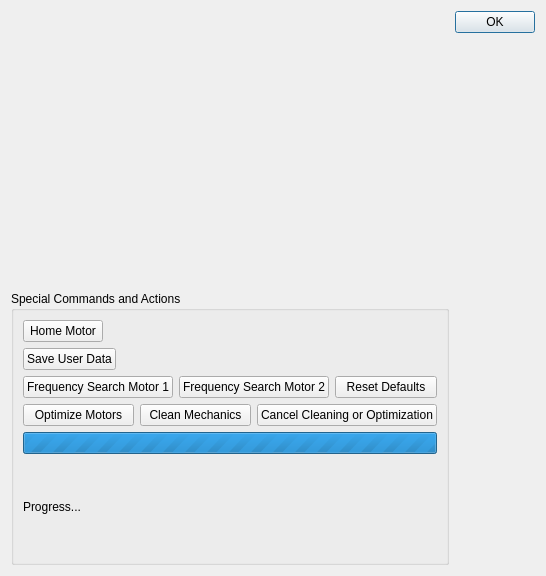
The window that ThorlabsElliptec/dialogThorlabsElliptec.ui (itom-project/plugins) describes before a commit, drawn with Qt 5.
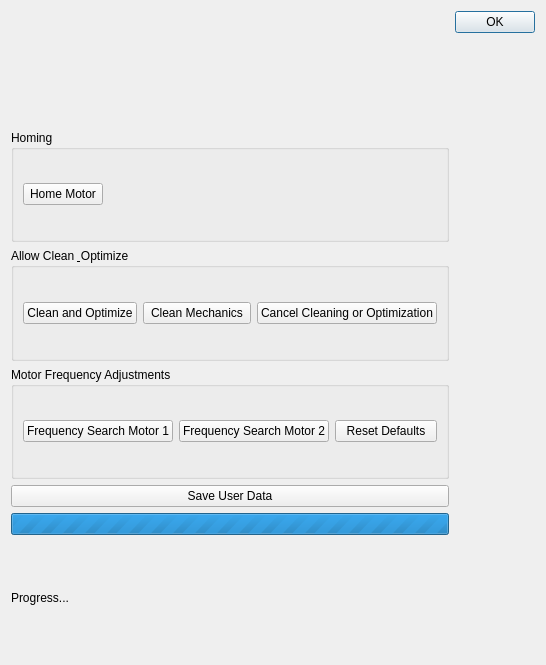
The same window after the commit. Custom widgets are drawn as their Qt base class.

The edit to the form file:
```diff
--- a/ThorlabsElliptec/dialogThorlabsElliptec.ui
+++ b/ThorlabsElliptec/dialogThorlabsElliptec.ui
@@ -7,7 +7,7 @@
     <x>0</x>
     <y>0</y>
     <width>546</width>
-    <height>576</height>
+    <height>665</height>
    </rect>
   </property>
   <property name="windowTitle">
@@ -19,6 +19,77 @@
      <item>
       <widget class="ParamEditorWidget" name="paramEditor"/>
      </item>
+     <item>
+      <widget class="QGroupBox" name="groupBox_2">
+       <property name="title">
+        <string>Homing</string>
+       </property>
+       <layout class="QHBoxLayout" name="horizontalLayout_7">
+        <item>
+         <widget class="QPushButton" name="cmdHome">
+          <property name="toolTip">
+           <string>Move the stage to the 0-position</string>
+          </property>
+          <property name="text">
+           <string>Home Motor</string>
+          </property>
+         </widget>
+        </item>
+        <item>
+         <spacer name="horizontalSpacer_2">
+          <property name="orientation">
+           <enum>Qt::Horizontal</enum>
+          </property>
+          <property name="sizeHint" stdset="0">
+           <size>
+            <width>40</width>
+            <height>20</height>
+           </size>
+          </property>
+         </spacer>
+        </item>
+       </layout>
+      </widget>
+     </item>
+     <item>
+      <widget class="QGroupBox" name="groupBox">
+       <property name="title">
+        <string>Allow Clean &amp; Optimize</string>
+       </property>
+       <layout class="QHBoxLayout" name="horizontalLayout_6">
+        <item>
+         <widget class="QPushButton" name="cmdOptimizeMotors">
+          <property name="toolTip">
+           <string>Optimizes the motor parameters. Caution: this might take several minutes</string>
+          </property>
+          <property name="text">
+           <string>Clean and Optimize</string>
+          </property>
+         </widget>
+        </item>
+        <item>
+         <widget class="QPushButton" name="cmdCleanMechanics">
+          <property name="toolTip">
+           <string>cleans the mechanics. Caution: this might take several minutes</string>
+          </property>
+          <property name="text">
+           <string>Clean Mechanics</string>
+          </property>
+         </widget>
+        </item>
+        <item>
+         <widget class="QPushButton" name="cmdCancelCleaning">
+          <property name="toolTip">
+           <string>cleans the mechanics. Caution: this might take several minutes</string>
+          </property>
+          <property name="text">
+           <string>Cancel Cleaning or Optimization</string>
+          </property>
+         </widget>
+        </item>
+       </layout>
+      </widget>
+     </item>
      <item>
       <widget class="QGroupBox" name="groupActions">
        <property name="minimumSize">
@@ -31,60 +102,9 @@
         <string>Requests a frequency search to optimize the operating frequencies for backward and forward movement of motor 1</string>
        </property>
        <property name="title">
-        <string>Special Commands and Actions</string>
+        <string>Motor Frequency Adjustments</string>
        </property>
        <layout class="QVBoxLayout" name="verticalLayout_2">
-        <item>
-         <layout class="QHBoxLayout" name="horizontalLayout_4">
-          <item>
-           <widget class="QPushButton" name="cmdHome">
-            <property name="text">
-             <string>Home Motor</string>
-            </property>
-           </widget>
-          </item>
-          <item>
-           <spacer name="horizontalSpacer_2">
-            <property name="orientation">
-             <enum>Qt::Horizontal</enum>
-            </property>
-            <property name="sizeHint" stdset="0">
-             <size>
-              <width>40</width>
-              <height>20</height>
-             </size>
-            </property>
-           </spacer>
-          </item>
-         </layout>
-        </item>
-        <item>
-         <layout class="QHBoxLayout" name="horizontalLayout_3">
-          <item>
-           <widget class="QPushButton" name="cmdSaveUserData">
-            <property name="toolTip">
-             <string>Permanently save motor parameters</string>
-            </property>
-            <property name="text">
-             <string>Save User Data</string>
-            </property>
-           </widget>
-          </item>
-          <item>
-           <spacer name="horizontalSpacer">
-            <property name="orientation">
-             <enum>Qt::Horizontal</enum>
-            </property>
-            <property name="sizeHint" stdset="0">
-             <size>
-              <width>40</width>
-              <height>20</height>
-             </size>
-            </property>
-           </spacer>
-          </item>
-         </layout>
-        </item>
         <item>
          <layout class="QHBoxLayout" name="horizontalLayout_5">
           <item>
@@ -119,39 +139,18 @@
           </item>
          </layout>
         </item>
-        <item>
-         <layout class="QHBoxLayout" name="horizontalLayout">
-          <item>
-           <widget class="QPushButton" name="cmdOptimizeMotors">
-            <property name="toolTip">
-             <string>Optimizes the motor parameters. Caution: this might take several minutes</string>
-            </property>
-            <property name="text">
-             <string>Optimize Motors</string>
-            </property>
-           </widget>
-          </item>
-          <item>
-           <widget class="QPushButton" name="cmdCleanMechanics">
-            <property name="toolTip">
-             <string>cleans the mechanics. Caution: this might take several minutes</string>
-            </property>
-            <property name="text">
-             <string>Clean Mechanics</string>
-            </property>
-           </widget>
-          </item>
-          <item>
-           <widget class="QPushButton" name="cmdCancelCleaning">
-            <property name="toolTip">
-             <string>cleans the mechanics. Caution: this might take several minutes</string>
-            </property>
-            <property name="text">
-             <string>Cancel Cleaning or Optimization</string>
-            </property>
-           </widget>
-          </item>
-         </layout>
+       </layout>
+      </widget>
+     </item>
+     <item>
+      <widget class="QPushButton" name="cmdSaveUserData">
+       <property name="toolTip">
+        <string>Permanently save motor parameters</string>
+       </property>
+       <property name="text">
+        <string>Save User Data</string>
+       </property>
+      </widget>
         </item>
         <item>
          <widget class="QProgressBar" name="progressBar">
@@ -174,9 +173,6 @@
           <property name="text">
            <string>Progress...</string>
           </property>
-         </widget>
-        </item>
-       </layout>
       </widget>
      </item>
     </layout>
```
Left out of the diff: 2 changed lines with no effect on the pictures. Lines whose indentation alone changed are shown as unchanged.
